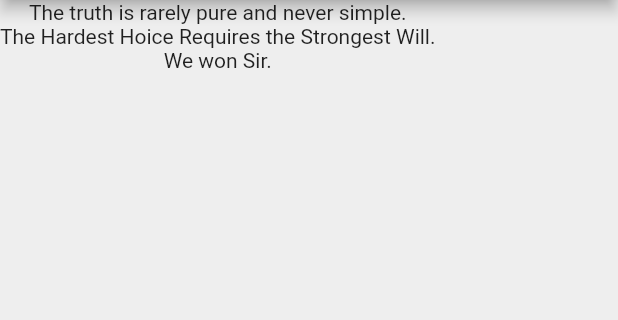
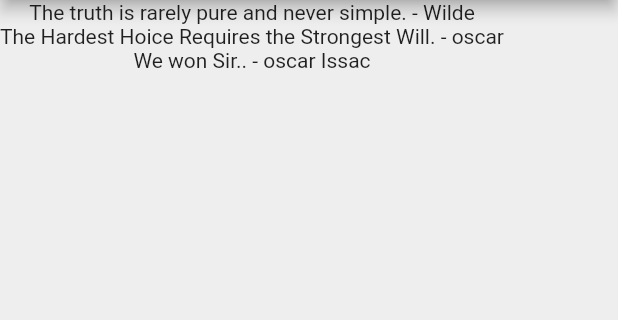
Before and after one commit to kishoreckd/Quotes-flutter, a Flutter app: the screen it shows after launch, on a phone screen of 412 x 824 dp, the part 84-404 px from its top. Run offline on Flutter 3.47's test engine with Material 2 defaults, Android fonts, the phone set to English and light mode, and no system bars.

Commit message:
separate quote file class has been added

```diff
--- a/lib/main.dart
+++ b/lib/main.dart
@@ -1,4 +1,5 @@
 import 'package:flutter/material.dart';
+import 'package:quotes/quote.dart';
 
 void main() {
   runApp(const MaterialApp(
@@ -14,10 +15,12 @@ class QuoteList extends StatefulWidget {
 }
 
 class _QuoteListState extends State<QuoteList> {
-  List<String> quotes = [
-    'The truth is rarely pure and never simple.',
-    'The Hardest Hoice Requires the Strongest Will.',
-    'We won Sir.'
+  List<Quote> quotes = [
+    Quote(text: 'The truth is rarely pure and never simple.', author: 'Wilde'),
+    Quote(
+        text: 'The Hardest Hoice Requires the Strongest Will.',
+        author: 'oscar'),
+    Quote(text: 'We won Sir..', author: 'oscar Issac'),
   ];
   @override
   Widget build(BuildContext context) {
@@ -29,7 +32,7 @@ class _QuoteListState extends State<QuoteList> {
         backgroundColor: Colors.redAccent,
       ),
       body: Column(
-        children: quotes.map((e) => Text(e)).toList(),
+        children: quotes.map((e) => Text('${e.text} - ${e.author}')).toList(),
       ),
     );
   }
--- /dev/null
+++ b/lib/quote.dart
@@ -0,0 +1,13 @@
+// ignore_for_file: public_member_api_docs, sort_constructors_first
+
+class Quote {
+  String text;
+  String author;
+
+  Quote({
+    required this.text,
+    required this.author,
+  });
+}
+
+Quote myquote = Quote(author: 'Oscar wilde', text: 'Nobody dies');
```
